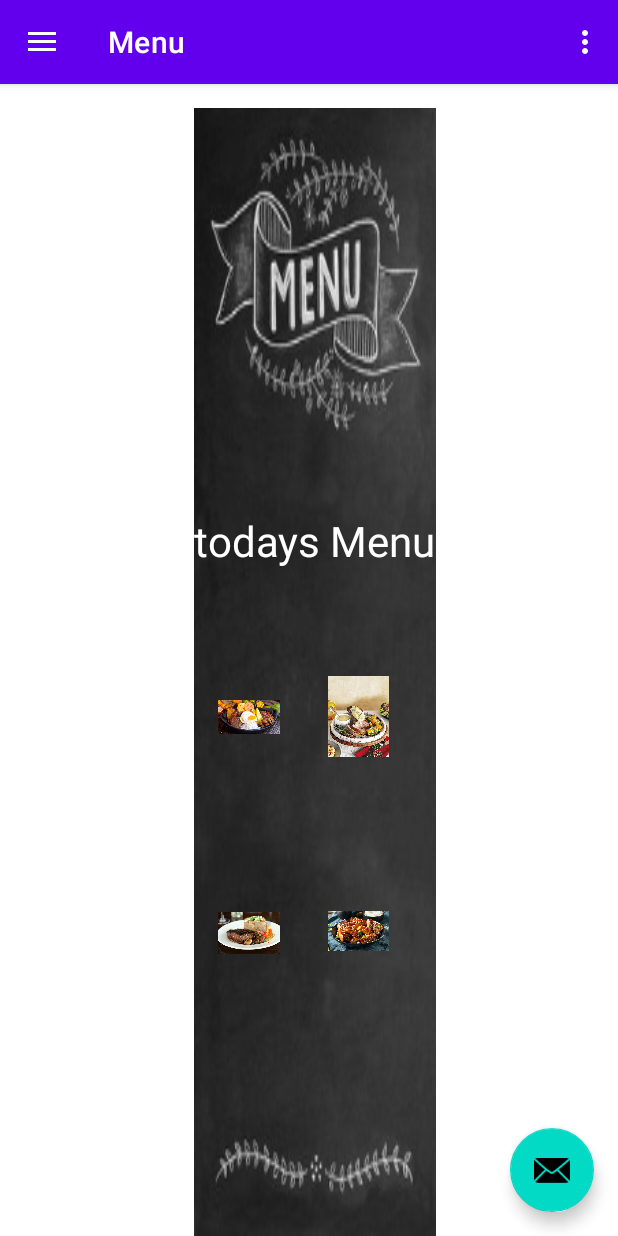
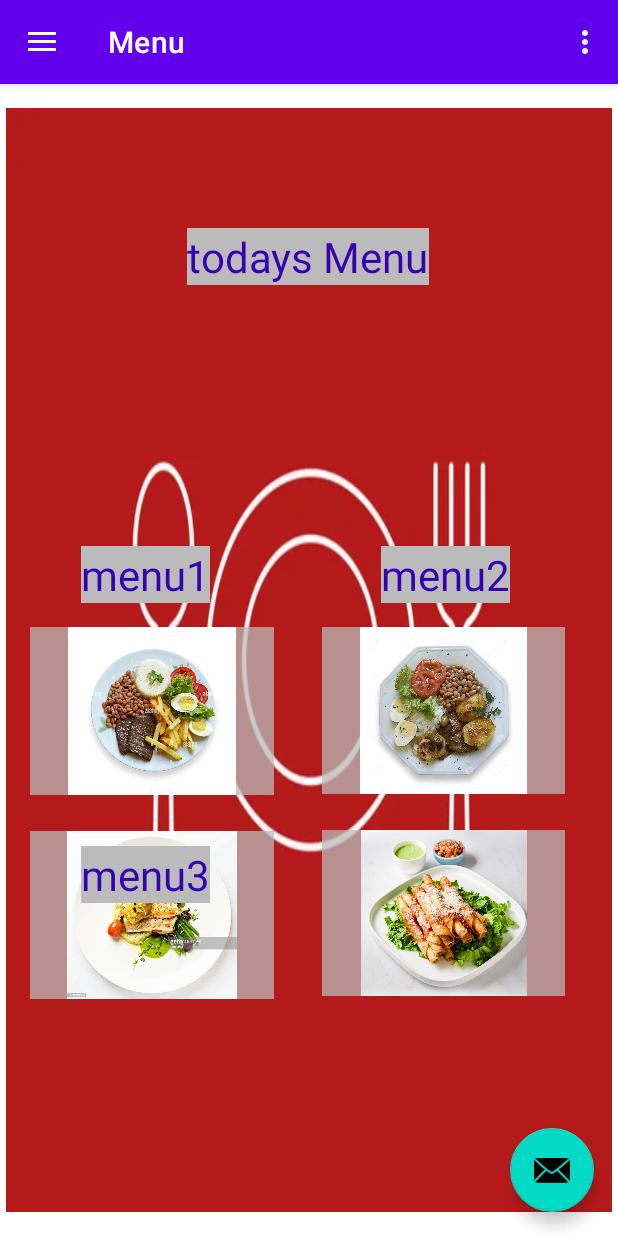
Before and after one commit to gamamintic/Restaurante7, an Android app: the MainActivity2 screen opened directly, with no data from a screen before it, on a phone screen of 412 x 824 dp. Run offline under Robolectric (Android 15) with nearby library versions, the phone set to English and light mode, and no system bars; our stand-ins replace navigation-ui.

Commit message:
cambio de fondos e imagenes y arreglos

```diff
--- a/app/src/main/res/layout/content_main.xml
+++ b/app/src/main/res/layout/content_main.xml
@@ -12,14 +12,16 @@
     <fragment
         android:id="@+id/nav_host_fragment_content_main"
         android:name="androidx.navigation.fragment.NavHostFragment"
-        android:layout_width="wrap_content"
-        android:layout_height="match_parent"
+        android:layout_width="404dp"
+        android:layout_height="736dp"
         android:layout_marginTop="16dp"
         android:maxWidth="0dp"
         app:defaultNavHost="true"
+        app:layout_constraintEnd_toEndOf="parent"
         app:layout_constraintHorizontal_bias="0.516"
         app:layout_constraintLeft_toLeftOf="parent"
         app:layout_constraintRight_toRightOf="parent"
+        app:layout_constraintStart_toStartOf="parent"
         app:layout_constraintTop_toTopOf="parent"
         app:navGraph="@navigation/mobile_navigation" />
 </androidx.constraintlayout.widget.ConstraintLayout>
--- a/app/src/main/res/layout/fragment_gallery.xml
+++ b/app/src/main/res/layout/fragment_gallery.xml
@@ -1,10 +1,11 @@
 <?xml version="1.0" encoding="utf-8"?>
-<androidx.constraintlayout.widget.ConstraintLayout xmlns:android="http://schemas.android.com/apk/res/android"
+<androidx.constraintlayout.widget.ConstraintLayout
+    xmlns:android="http://schemas.android.com/apk/res/android"
     xmlns:app="http://schemas.android.com/apk/res-auto"
     xmlns:tools="http://schemas.android.com/tools"
     android:layout_width="match_parent"
     android:layout_height="match_parent"
-    android:background="@drawable/menu"
+    android:background="@drawable/fondomenu"
     android:orientation="vertical"
     tools:context=".ui.gallery.GalleryFragment">
 
@@ -13,11 +14,28 @@
         android:id="@+id/text_gallery"
         android:layout_width="wrap_content"
         android:layout_height="wrap_content"
-        android:layout_marginTop="269dp"
+        android:layout_marginTop="80dp"
+        android:background="#bbb"
         android:text="@string/escoja_el_menu"
-        android:textColor="@color/white"
+        android:textColor="@color/purple_700"
         android:textSize="28dp"
         app:layout_constraintEnd_toEndOf="parent"
+        app:layout_constraintHorizontal_bias="0.497"
+        app:layout_constraintStart_toStartOf="parent"
+        app:layout_constraintTop_toTopOf="parent" />
+
+    <TextView
+
+        android:layout_width="wrap_content"
+        android:layout_height="wrap_content"
+        android:layout_marginTop="292dp"
+        android:background="#bbb"
+        android:backgroundTint="#bbb"
+        android:text="menu1"
+        android:textColor="@color/purple_700"
+        android:textSize="28dp"
+        app:layout_constraintEnd_toEndOf="parent"
+        app:layout_constraintHorizontal_bias="0.157"
         app:layout_constraintStart_toStartOf="parent"
         app:layout_constraintTop_toTopOf="parent" />
 
@@ -29,9 +47,79 @@
         android:layout_marginTop="346dp"
         android:layout_marginEnd="32dp"
         android:layout_marginBottom="24dp"
-        android:src="@drawable/menu1"
+        android:background="#bbbb"
+        android:src="@drawable/plato1"
         app:layout_constraintBottom_toTopOf="@+id/imageView8"
         app:layout_constraintEnd_toStartOf="@+id/imageView7"
+        app:layout_constraintStart_toStartOf="parent"
+        app:layout_constraintTop_toTopOf="parent" />
+
+    <TextView
+        android:layout_width="wrap_content"
+        android:layout_height="wrap_content"
+        android:layout_marginTop="292dp"
+        android:background="#bbb"
+        android:backgroundTint="#bbb"
+        android:text="menu1"
+        android:textColor="@color/purple_700"
+        android:textSize="28dp"
+        app:layout_constraintEnd_toEndOf="parent"
+        app:layout_constraintHorizontal_bias="0.157"
+        app:layout_constraintStart_toStartOf="parent"
+        app:layout_constraintTop_toTopOf="parent" />
+
+    <ImageView
+        android:id="@+id/imageView8"
+        android:layout_width="0dp"
+        android:layout_height="0dp"
+        android:layout_marginStart="16dp"
+        android:layout_marginEnd="32dp"
+        android:layout_marginBottom="142dp"
+        android:background="#bbbb"
+        android:src="@drawable/plato3"
+        app:layout_constraintBottom_toBottomOf="parent"
+        app:layout_constraintEnd_toStartOf="@+id/imageView9"
+        app:layout_constraintStart_toStartOf="parent"
+        app:layout_constraintTop_toBottomOf="@+id/imageView6" />
+
+    <TextView
+        android:layout_width="wrap_content"
+        android:layout_height="wrap_content"
+        android:layout_marginTop="292dp"
+        android:background="#bbb"
+        android:backgroundTint="#bbb"
+        android:text="menu2"
+        android:textColor="@color/purple_700"
+        android:textSize="28dp"
+        app:layout_constraintEnd_toEndOf="parent"
+        app:layout_constraintHorizontal_bias="0.787"
+        app:layout_constraintStart_toStartOf="parent"
+        app:layout_constraintTop_toTopOf="parent" />
+
+    <ImageView
+        android:id="@+id/imageView9"
+        android:layout_width="0dp"
+        android:layout_height="0dp"
+        android:layout_marginEnd="31dp"
+        android:layout_marginBottom="144dp"
+        android:background="#bbbb"
+        android:src="@drawable/plato4"
+        app:layout_constraintBottom_toBottomOf="parent"
+        app:layout_constraintEnd_toEndOf="parent"
+        app:layout_constraintStart_toEndOf="@+id/imageView8"
+        app:layout_constraintTop_toBottomOf="@+id/imageView7" />
+
+    <TextView
+        android:layout_width="wrap_content"
+        android:layout_height="wrap_content"
+        android:layout_marginTop="492dp"
+        android:background="#bbb"
+        android:backgroundTint="#bbb"
+        android:text="menu3"
+        android:textColor="@color/purple_700"
+        android:textSize="28dp"
+        app:layout_constraintEnd_toEndOf="parent"
+        app:layout_constraintHorizontal_bias="0.157"
         app:layout_constraintStart_toStartOf="parent"
         app:layout_constraintTop_toTopOf="parent" />
 
@@ -42,34 +130,12 @@
         android:layout_marginTop="346dp"
         android:layout_marginEnd="31dp"
         android:layout_marginBottom="24dp"
-        android:src="@drawable/menucuatro"
+        android:background="#bbbb"
+        android:src="@drawable/plato2"
         app:layout_constraintBottom_toTopOf="@+id/imageView9"
         app:layout_constraintEnd_toEndOf="parent"
         app:layout_constraintStart_toEndOf="@+id/imageView6"
         app:layout_constraintTop_toTopOf="parent" />
 
-    <ImageView
-        android:id="@+id/imageView8"
-        android:layout_width="0dp"
-        android:layout_height="0dp"
-        android:layout_marginStart="16dp"
-        android:layout_marginEnd="32dp"
-        android:layout_marginBottom="142dp"
-        android:src="@drawable/menudos"
-        app:layout_constraintBottom_toBottomOf="parent"
-        app:layout_constraintEnd_toStartOf="@+id/imageView9"
-        app:layout_constraintStart_toStartOf="parent"
-        app:layout_constraintTop_toBottomOf="@+id/imageView6" />
 
-    <ImageView
-        android:id="@+id/imageView9"
-        android:layout_width="0dp"
-        android:layout_height="0dp"
-        android:layout_marginEnd="31dp"
-        android:layout_marginBottom="144dp"
-        android:src="@drawable/menutres"
-        app:layout_constraintBottom_toBottomOf="parent"
-        app:layout_constraintEnd_toEndOf="parent"
-        app:layout_constraintStart_toEndOf="@+id/imageView8"
-        app:layout_constraintTop_toBottomOf="@+id/imageView7" />
 </androidx.constraintlayout.widget.ConstraintLayout>
--- a/app/src/main/res/layout/fragment_slideshow.xml
+++ b/app/src/main/res/layout/fragment_slideshow.xml
@@ -4,7 +4,7 @@
     xmlns:tools="http://schemas.android.com/tools"
     android:layout_width="match_parent"
     android:layout_height="match_parent"
-    android:background="@drawable/menu"
+    android:background="@drawable/fondomenu"
     tools:context=".ui.slideshow.SlideshowFragment">
 
     <TextView
@@ -16,7 +16,8 @@
         android:layout_marginEnd="8dp"
         android:text="@string/tex_welcome"
         android:textAlignment="center"
-        android:textColor="@color/white"
+        android:background="#bbb"
+        android:textColor="@color/purple_700"
         android:textSize="30sp"
         app:layout_constraintBottom_toBottomOf="parent"
         app:layout_constraintEnd_toEndOf="parent"
--- a/app/src/main/res/menu/main_activity2.xml
+++ b/app/src/main/res/menu/main_activity2.xml
@@ -7,11 +7,13 @@
         android:id="@+id/action_settings"
         android:orderInCategory="100"
         android:title="@string/action_settings"
+        android:icon="@color/material_dynamic_neutral_variant40"
         app:showAsAction="never" />
 
     <item
         android:id="@+id/action_helm"
         android:orderInCategory="100"
         android:title="@string/action_by"
+        android:icon="@color/material_dynamic_neutral_variant40"
         app:showAsAction="never" />
 </menu>
--- a/app/src/main/res/values/strings.xml
+++ b/app/src/main/res/values/strings.xml
@@ -19,6 +19,7 @@
     <string name="tex_cancel">Cancel</string>
     <string name="tex_add">add</string>
     <string name="tex_recover">Recover Pass</string>
+    <string name="tex_ask">Ask</string>
 
     <string name="title_activity_main2">MainActivity2</string>
     <string name="navigation_drawer_open">Open navigation drawer</string>
--- a/build.gradle
+++ b/build.gradle
@@ -1,6 +1,6 @@
 // Top-level build file where you can add configuration options common to all sub-projects/modules.
 plugins {
-    id 'com.android.application' version '7.3.0' apply false
-    id 'com.android.library' version '7.3.0' apply false
+    id 'com.android.application' version '7.3.1' apply false
+    id 'com.android.library' version '7.3.1' apply false
     id 'org.jetbrains.kotlin.android' version '1.7.10' apply false
 }
```
Also changed, not shown: app/build.gradle (+7 -2 lines), app/src/main/res/layout/fragment_home.xml (+73 -23 lines), app/src/main/res/drawable/fondomenu.jpg (added), app/src/main/res/drawable/menu.jpg (deleted), app/src/main/res/drawable/menu1.png (deleted), app/src/main/res/drawable/menucuatro.jpg (deleted), app/src/main/res/drawable/menudos.jpg (deleted), app/src/main/res/drawable/menutres.jpg (deleted), app/src/main/res/drawable/plato1.jpg (added), app/src/main/res/drawable/plato2.jpg (added), app/src/main/res/drawable/plato3.jpg (added), app/src/main/res/drawable/plato4.jpg (added), 1 other file.
